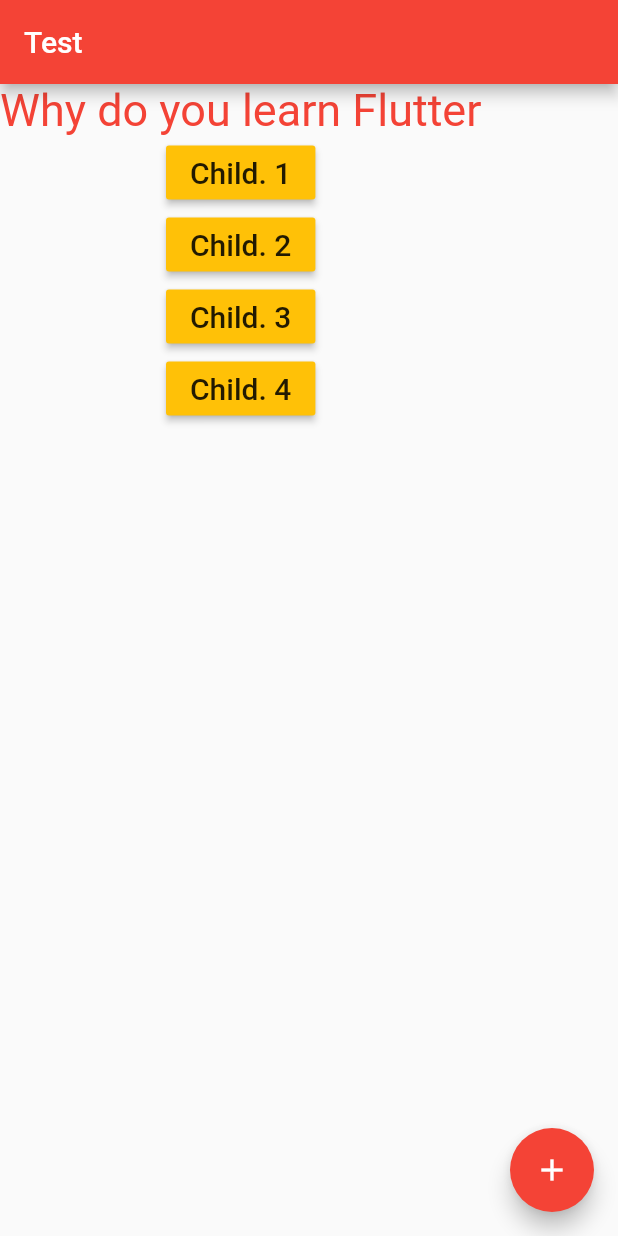
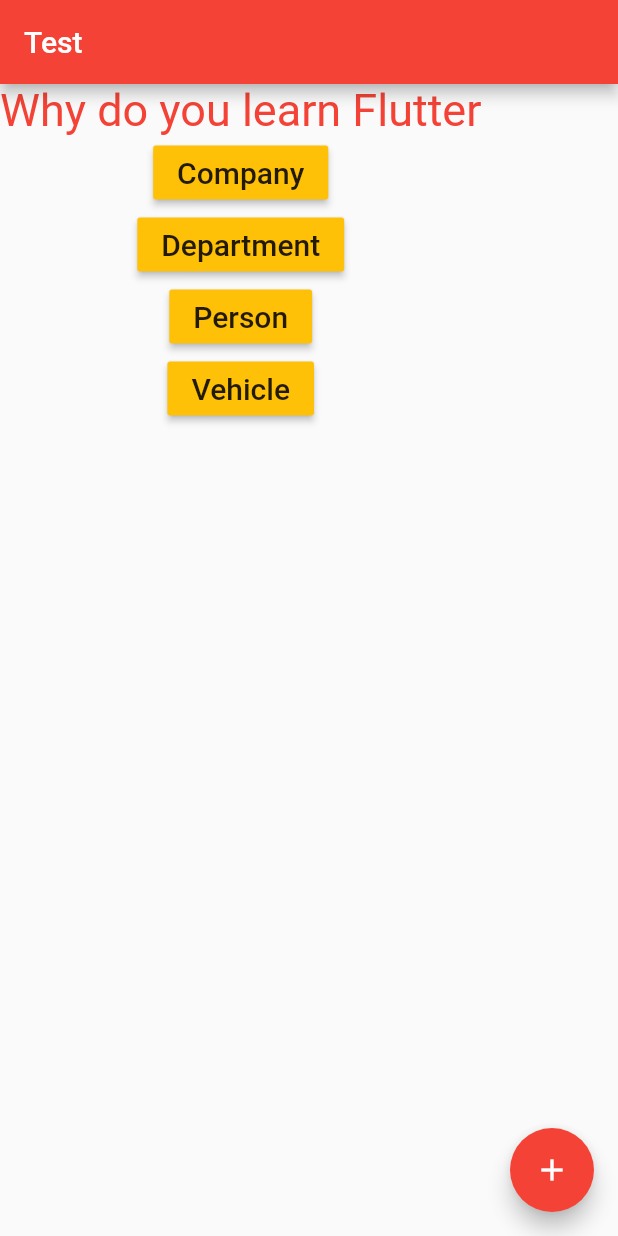
Before and after one commit to Alrashi/QuizApp, a Flutter app: the screen it shows after launch, on a phone screen of 412 x 824 dp. Run offline on Flutter 3.47's test engine with Material 2 defaults, Android fonts, the phone set to English and light mode, and no system bars.

Commit message:
Classes + privete properties, passing arguments without following the order or with a missing argument

```diff
--- a/germanapp/lib/classes_tutorial.dart
+++ b/germanapp/lib/classes_tutorial.dart
@@ -1,4 +1,34 @@
+import 'package:flutter/material.dart';
+
 class Vehicle {
   int wheelsNumber;
   String name;
 }
+
+class Company {
+  String name;
+  // private propertie (access modyfire wit a "_" befor the name of the property)
+  String address;
+  int numberOfEmp;
+  /*Company(String name, String address, int numberOfEmp) {
+    this.name = name;
+    this.address = address;
+    this.numberOfEmp = numberOfEmp;
+  }*/
+
+  // numberOfEmp
+  Company(this.name, [this.address, this.numberOfEmp]);
+}
+
+class Department {
+  String name;
+  int numberOfEmp;
+  Company comp;
+}
+
+class Person {
+  String name;
+  int id;
+  Department dep;
+  Vehicle veh;
+}
--- a/germanapp/lib/main.dart
+++ b/germanapp/lib/main.dart
@@ -7,6 +7,19 @@ void main() {
   car1.name = "Audi";
   car1.wheelsNumber = 4;
   printFunction(car1);
+
+  Company company1 = Company('Ahmad');
+
+  Department department1 = Department();
+  department1.name = "IT";
+  department1.comp = company1;
+
+  Person person1 = Person();
+  person1.id = 1234;
+  person1.name = "Adam";
+  person1.dep = department1;
+  person1.veh = car1;
+
   runApp(MaterialApp(
     theme: ThemeData(
       visualDensity: VisualDensity.adaptivePlatformDensity,
@@ -30,39 +43,43 @@ void main() {
           ),
           RaisedButton(
               child: Text(
-                "Child. 1",
+                "Company",
                 style: TextStyle(fontSize: 20),
               ),
               color: Colors.amber,
               onPressed: () {
-                print("child. 1 is clicked");
+                cprintFunction(company1);
+                //print("child. 1 is clicked");
               }),
           RaisedButton(
               child: Text(
-                "Child. 2",
+                "Department",
                 style: TextStyle(fontSize: 20),
               ),
               color: Colors.amber,
               onPressed: () {
-                print("child. 2 is clicked");
+                dprintFunction(department1);
+                //print("child. 2 is clicked");
               }),
           RaisedButton(
               child: Text(
-                "Child. 3",
+                "Person",
                 style: TextStyle(fontSize: 20),
               ),
               color: Colors.amber,
               onPressed: () {
-                print("child. 3 is clicked");
+                pprintFunction(person1);
+                //print("child. 3 is clicked");
               }),
           RaisedButton(
               child: Text(
-                "Child. 4",
+                "Vehicle",
                 style: TextStyle(fontSize: 20),
               ),
               color: Colors.amber,
               onPressed: () {
-                print("child. 4 is clicked");
+                printFunction(car1);
+                //print("child. 4 is clicked");
               }),
         ],
       ),
@@ -71,11 +88,22 @@ void main() {
 }
 
 void printFunction(Vehicle a) {
-  String b = "Ahmad";
-  int age = 32;
-  print("Testinggggggg");
   print("${a.name} , ${a.wheelsNumber}");
-  print("$b , $age");
+}
+
+void cprintFunction(Company a) {
+  print("${a.name} , ${a.address}, ${a.numberOfEmp}");
+  print("company is pressed");
+}
+
+void dprintFunction(Department a) {
+  print(
+      "${"Name: " + a.name} , ${"Main Company" + a.comp.name}, ${a.numberOfEmp}");
+}
+
+void pprintFunction(Person a) {
+  print(
+      "${"Person Name: " + a.name} , ${a.id}, ${"Vehicle Name: " + a.veh.name}, ${"works in department: " + a.dep.name}");
 }
 
 class MyApp extends StatelessWidget {
```
